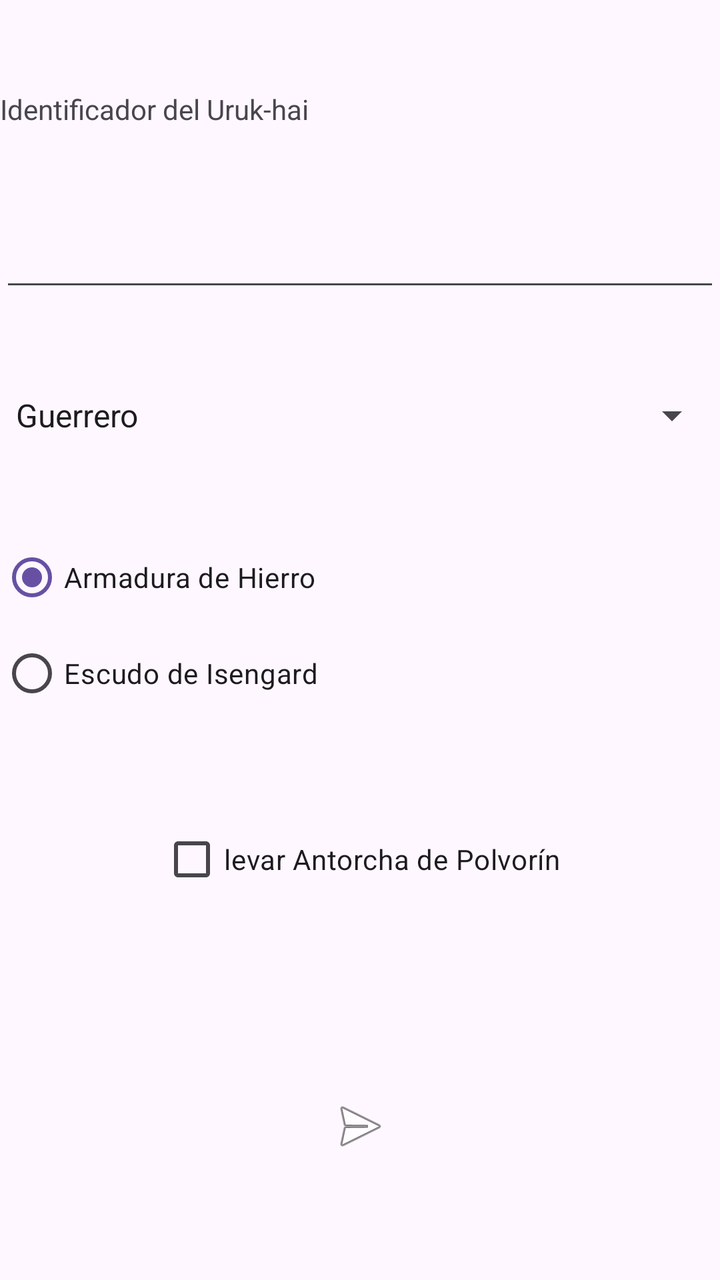
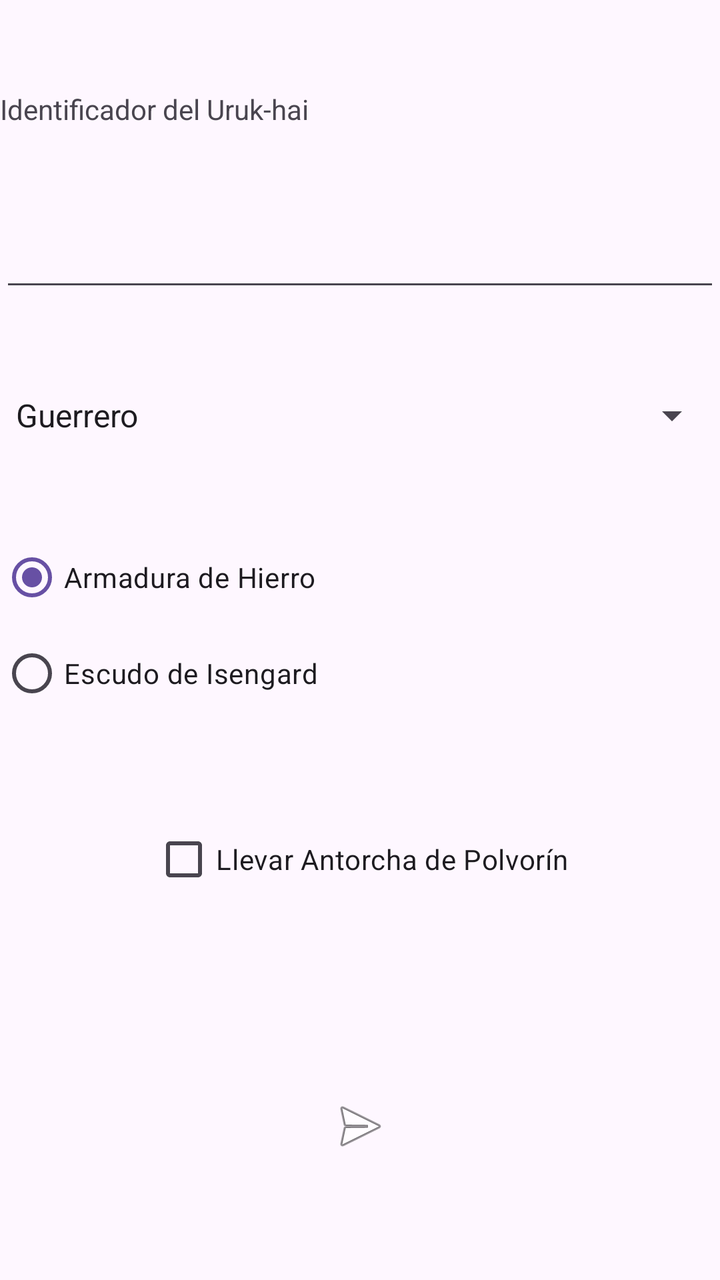

Two renders of the same Android screen: before a commit and after it. Below are the layout's source before the change and the commit's diff.
<!-- AndroidManifest.xml: application theme Theme.ElDespertarDeIsengard -->
<!-- res/layout/activity_main.xml -->
<?xml version="1.0" encoding="utf-8"?>
<androidx.constraintlayout.widget.ConstraintLayout xmlns:android="http://schemas.android.com/apk/res/android"
    xmlns:app="http://schemas.android.com/apk/res-auto"
    xmlns:tools="http://schemas.android.com/tools"
    android:id="@+id/main"
    android:layout_width="match_parent"
    android:layout_height="match_parent"
    tools:context=".MainActivity">

    <TextView
        android:id="@+id/tvInicio"
        android:layout_width="match_parent"
        android:layout_height="wrap_content"
        android:text="Identificador del Uruk-hai"
        app:layout_constraintBottom_toTopOf="@id/etIdentificador"
        app:layout_constraintEnd_toEndOf="parent"
        app:layout_constraintStart_toStartOf="parent"
        app:layout_constraintTop_toTopOf="parent" />

    <EditText
        android:layout_width="match_parent"
        android:layout_height="wrap_content"
        android:id="@+id/etIdentificador"
        app:layout_constraintBottom_toTopOf="@id/spinnerRaza"
        app:layout_constraintEnd_toEndOf="parent"
        app:layout_constraintStart_toStartOf="parent"
        app:layout_constraintTop_toBottomOf="@id/tvInicio" />

    <Spinner
        android:id="@+id/spinnerRaza"
        android:layout_width="match_parent"
        android:layout_height="wrap_content"
        android:entries="@array/tipo_unidad"
        app:layout_constraintBottom_toTopOf="@id/Escudos"
        app:layout_constraintEnd_toEndOf="parent"
        app:layout_constraintStart_toStartOf="parent"
        app:layout_constraintTop_toBottomOf="@id/etIdentificador"  />

    <RadioGroup
        android:id="@+id/Escudos"
        android:layout_width="match_parent"
        android:layout_height="wrap_content"
        app:layout_constraintBottom_toTopOf="@id/Antorcha"
        app:layout_constraintEnd_toEndOf="parent"
        app:layout_constraintStart_toStartOf="parent"
        app:layout_constraintTop_toBottomOf="@id/spinnerRaza" >

        <RadioButton
            android:id="@+id/rbArmadura"
            android:layout_width="wrap_content"
            android:layout_height="wrap_content"
            android:text="Armadura de Hierro"
            android:checked="true"/>

        <RadioButton
            android:id="@+id/rbEscudo"
            android:layout_width="wrap_content"
            android:layout_height="wrap_content"
            android:text="Escudo de Isengard" />
    </RadioGroup>

    <CheckBox
        android:id="@+id/Antorcha"
        android:layout_width="wrap_content"
        android:layout_height="wrap_content"
        android:text="levar Antorcha de Polvorín"
        app:layout_constraintBottom_toTopOf="@id/btnRegistro"
        app:layout_constraintEnd_toEndOf="parent"
        app:layout_constraintStart_toStartOf="parent"
        app:layout_constraintTop_toBottomOf="@id/Escudos" />

    <ImageButton
        android:id="@+id/btnRegistro"
        android:layout_width="wrap_content"
        android:layout_height="wrap_content"
        android:layout_gravity="center"
        android:layout_marginTop="32dp"
        android:background="@android:color/transparent"
        android:contentDescription="Realizar el envío de la tropa"
        android:padding="16dp"
        android:scaleType="fitCenter"
        android:src="@android:drawable/ic_menu_send"
        app:layout_constraintBottom_toBottomOf="parent"
        app:layout_constraintEnd_toEndOf="parent"
        app:layout_constraintStart_toStartOf="parent"
        app:layout_constraintTop_toBottomOf="@id/Antorcha" />

</androidx.constraintlayout.widget.ConstraintLayout>
<!-- resources referenced by this layout -->
<resources>
  <string-array name="tipo_unidad">
          <item>Guerrero</item>
          <item>Arquero</item>
          <item>Explorador</item>
          <item>Berserker</item>
      </string-array>
  <style name="Theme.ElDespertarDeIsengard" parent="Base.Theme.ElDespertarDeIsengard" />
  <style name="Base.Theme.ElDespertarDeIsengard" parent="Theme.Material3.DayNight.NoActionBar">
          
          
      </style>
</resources>

<!-- the commit's change to res/layout/activity_main.xml (unified diff, before → after) -->
@@ -21,13 +21,13 @@
         android:layout_width="match_parent"
         android:layout_height="wrap_content"
         android:id="@+id/etIdentificador"
-        app:layout_constraintBottom_toTopOf="@id/spinnerRaza"
+        app:layout_constraintBottom_toTopOf="@id/tipoUnidad"
         app:layout_constraintEnd_toEndOf="parent"
         app:layout_constraintStart_toStartOf="parent"
         app:layout_constraintTop_toBottomOf="@id/tvInicio" />
 
     <Spinner
-        android:id="@+id/spinnerRaza"
+        android:id="@+id/tipoUnidad"
         android:layout_width="match_parent"
         android:layout_height="wrap_content"
         android:entries="@array/tipo_unidad"
@@ -43,7 +43,7 @@
         app:layout_constraintBottom_toTopOf="@id/Antorcha"
         app:layout_constraintEnd_toEndOf="parent"
         app:layout_constraintStart_toStartOf="parent"
-        app:layout_constraintTop_toBottomOf="@id/spinnerRaza" >
+        app:layout_constraintTop_toBottomOf="@id/tipoUnidad" >
 
         <RadioButton
             android:id="@+id/rbArmadura"
@@ -63,7 +63,7 @@
         android:id="@+id/Antorcha"
         android:layout_width="wrap_content"
         android:layout_height="wrap_content"
-        android:text="levar Antorcha de Polvorín"
+        android:text="Llevar Antorcha de Polvorín"
         app:layout_constraintBottom_toTopOf="@id/btnRegistro"
         app:layout_constraintEnd_toEndOf="parent"
         app:layout_constraintStart_toStartOf="parent"
